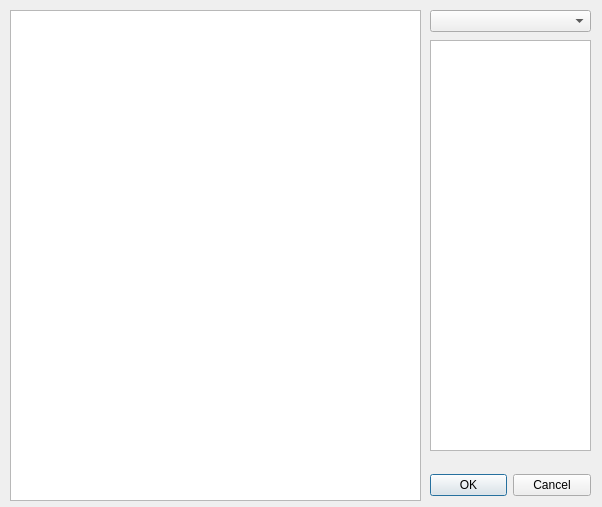
15831944/tphProjects, file Suntec/QgisPyPlugin/HelloWorld/SpotguideShowImageDlg_design.ui: the form before one commit.
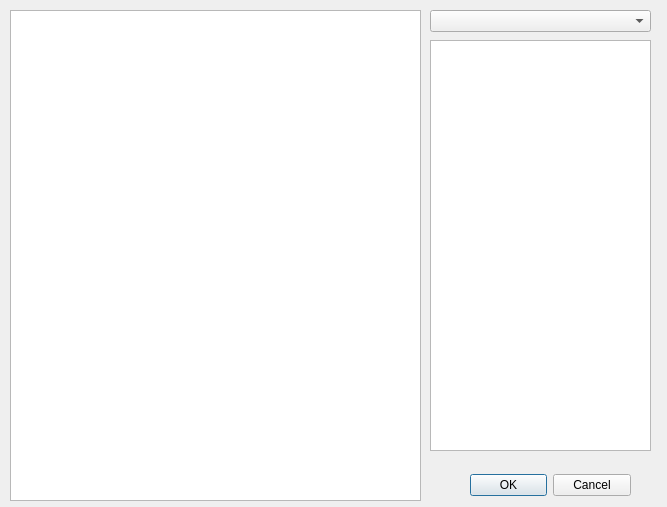
The form after the commit.

Commit message: fix bug: can not show here arrow picture

The edit to the form file:
```diff
--- a/Suntec/QgisPyPlugin/HelloWorld/SpotguideShowImageDlg_design.ui
+++ b/Suntec/QgisPyPlugin/HelloWorld/SpotguideShowImageDlg_design.ui
@@ -6,7 +6,7 @@
    <rect>
     <x>0</x>
     <y>0</y>
-    <width>602</width>
+    <width>667</width>
     <height>507</height>
    </rect>
   </property>
@@ -16,7 +16,7 @@
   <widget class="QSplitter" name="splitter">
    <property name="geometry">
     <rect>
-     <x>430</x>
+     <x>470</x>
      <y>470</y>
      <width>161</width>
      <height>31</height>
@@ -49,7 +49,7 @@
     <rect>
      <x>430</x>
      <y>40</y>
-     <width>161</width>
+     <width>221</width>
      <height>411</height>
     </rect>
    </property>
@@ -62,7 +62,7 @@
     <rect>
      <x>430</x>
      <y>10</y>
-     <width>161</width>
+     <width>221</width>
      <height>22</height>
     </rect>
    </property>
```
The commit also changes 3 other files.
